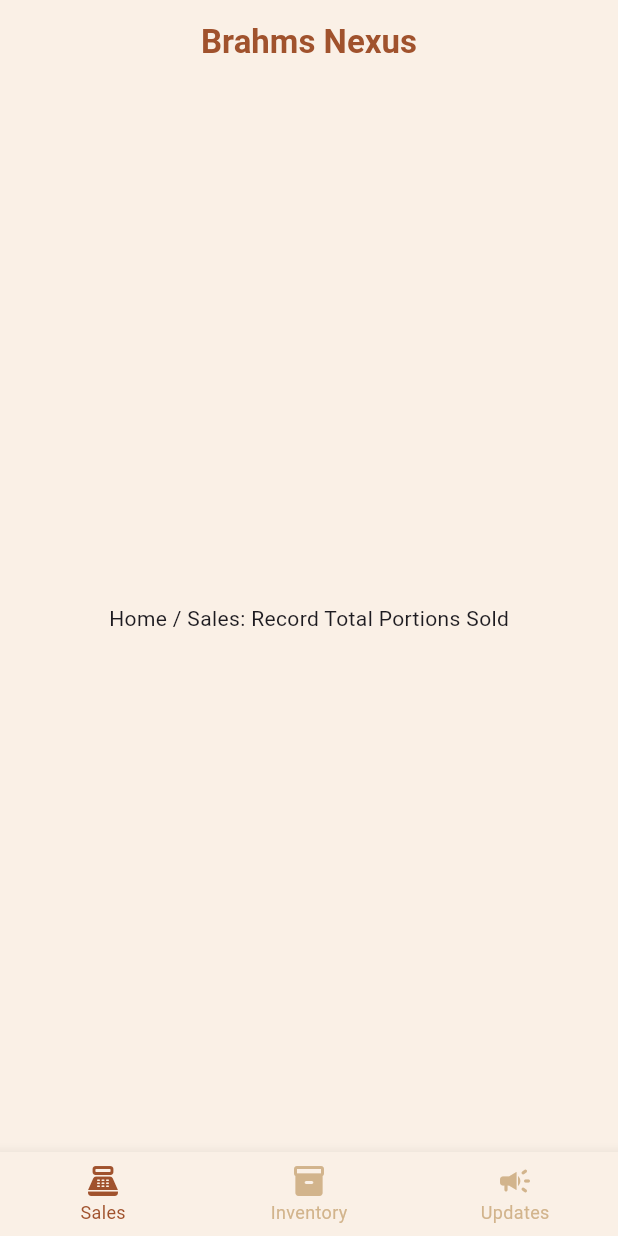
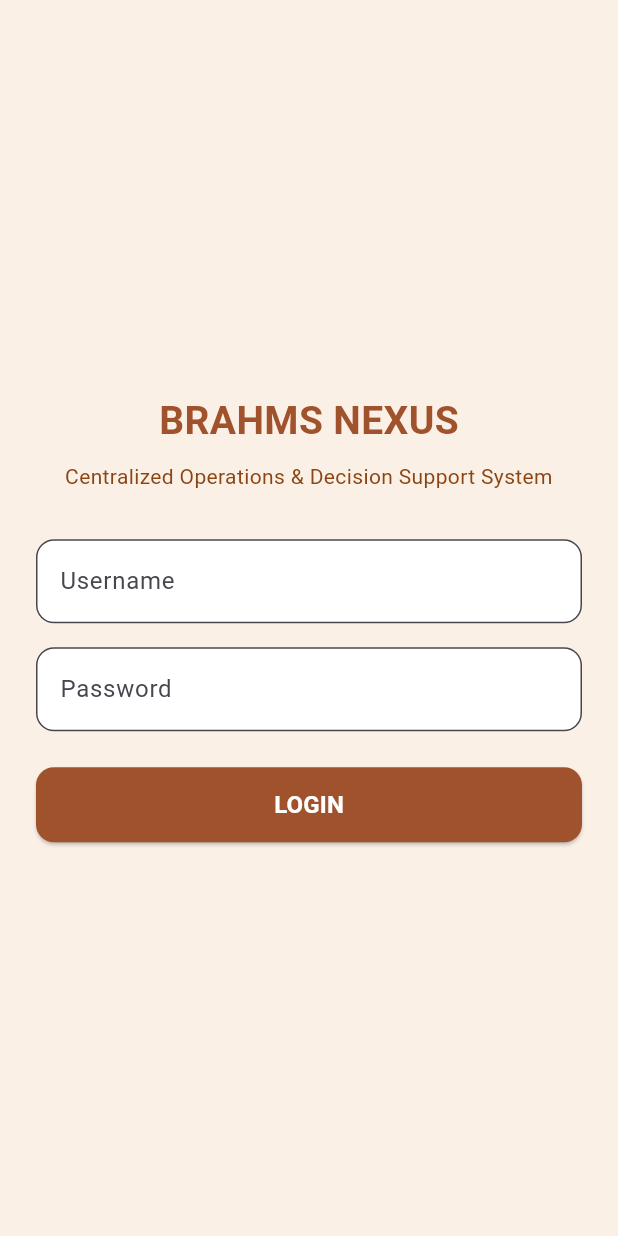
Before and after one commit to rabelasjohnlhoyd-del/BrahmsNexus, a Flutter app: the screen it shows after launch, on a phone screen of 412 x 824 dp. Run offline on Flutter 3.47's test engine with Material 3 defaults, Android fonts, the phone set to English and light mode, and no system bars.

Commit message:
login page

```diff
--- a/lib/main.dart
+++ b/lib/main.dart
@@ -1,91 +1,113 @@
 import 'package:flutter/material.dart';
 
 void main() {
-  runApp(const BrahmsNexusApp());
+  runApp(const BrahmsNexusAuthApp());
 }
 
-class BrahmsNexusApp extends StatelessWidget {
-  const BrahmsNexusApp({super.key});
+class BrahmsNexusAuthApp extends StatelessWidget {
+  const BrahmsNexusAuthApp({super.key});
 
   @override
   Widget build(BuildContext context) {
     return MaterialApp(
-      title: 'Brahms Nexus',
+      title: 'Brahms Nexus - Login',
       debugShowCheckedModeBanner: false,
       theme: ThemeData(
-        // 60% Dominant Color: Off-white/Cream para malinis at maaliwalas
-        scaffoldBackgroundColor: const Color(0xFFFAF0E6),
-        fontFamily: 'Roboto', // Pwede ninyong palitan ng iOS font tulad ng Cupertino
+        scaffoldBackgroundColor: const Color(0xFFFAF0E6), // 60% Dominant
       ),
-      home: const StaffMainScreen(),
+      home: const LoginScreen(),
     );
   }
 }
 
-class StaffMainScreen extends StatefulWidget {
-  const StaffMainScreen({super.key});
+class LoginScreen extends StatefulWidget {
+  const LoginScreen({super.key});
 
   @override
-  State<StaffMainScreen> createState() => _StaffMainScreenState();
+  State<LoginScreen> createState() => _LoginScreenState();
 }
 
-class _StaffMainScreenState extends State<StaffMainScreen> {
-  int _selectedIndex = 0;
-
-  // Ito ang mga dummy screens na papalitan ninyo ng totoong UI mamaya
-  static const List<Widget> _widgetOptions = <Widget>[
-    Center(child: Text('Home / Sales: Record Total Portions Sold')), //[cite: 5]
-    Center(child: Text('Inventory: Remaining Stocks & Restock')), //[cite: 5]
-    Center(child: Text('Announcements: Daily Updates')), //[cite: 5]
-  ];
-
-  void _onItemTapped(int index) {
-    setState(() {
-      _selectedIndex = index;
-    });
-  }
+class _LoginScreenState extends State<LoginScreen> {
+  final _usernameController = TextEditingController();
+  final _passwordController = TextEditingController();
 
   @override
   Widget build(BuildContext context) {
     return Scaffold(
-      appBar: AppBar(
-        title: const Text(
-            'Brahms Nexus',
+      body: Center(
+        child: Padding(
+          padding: const EdgeInsets.all(24.0),
+          child: SingleChildScrollView(
+            child: Column(
+              mainAxisAlignment: MainAxisAlignment.center,
+              children: [
+                const Text(
+                  'BRAHMS NEXUS',
                   style: TextStyle(
-                color: Color(0xFFA0522D), // 10% Accent Color para sa text highlights
-                fontWeight: FontWeight.bold
-            )
+                    fontSize: 26,
+                    fontWeight: FontWeight.bold,
+                    color: Color(0xFFA0522D), // 10% Accent
                   ),
-        backgroundColor: const Color(0xFFFAF0E6), // 60% Dominant Color
-        elevation: 0, // Tinanggal ang shadow para flat at iOS-look
-        centerTitle: true,
                 ),
-      body: _widgetOptions.elementAt(_selectedIndex),
-      bottomNavigationBar: BottomNavigationBar(
-        items: const <BottomNavigationBarItem>[
-          BottomNavigationBarItem(
-            icon: Icon(Icons.point_of_sale_rounded),
-            label: 'Sales',
+                const SizedBox(height: 8),
+                const Text(
+                  'Centralized Operations & Decision Support System',
+                  textAlign: TextAlign.center,
+                  style: TextStyle(fontSize: 14, color: Color(0xFF8B4513)),
                 ),
-          BottomNavigationBarItem(
-            icon: Icon(Icons.inventory_2_rounded),
-            label: 'Inventory',
+                const SizedBox(height: 32),
+
+                // Login Form Container (30% Secondary theme feel)
+                TextField(
+                  controller: _usernameController,
+                  decoration: InputDecoration(
+                    labelText: 'Username',
+                    filled: true,
+                    fillColor: Colors.white,
+                    border: OutlineInputBorder(
+                      borderRadius: BorderRadius.circular(12),
                     ),
-          BottomNavigationBarItem(
-            icon: Icon(Icons.campaign_rounded),
-            label: 'Updates',
+                  ),
+                ),
+                const SizedBox(height: 16),
+                TextField(
+                  controller: _passwordController,
+                  obscureText: true,
+                  decoration: InputDecoration(
+                    labelText: 'Password',
+                    filled: true,
+                    fillColor: Colors.white,
+                    border: OutlineInputBorder(
+                      borderRadius: BorderRadius.circular(12),
+                    ),
+                  ),
+                ),
+                const SizedBox(height: 24),
+
+                // Login Button (10% Accent Color)
+                SizedBox(
+                  width: double.infinity,
+                  height: 50,
+                  child: ElevatedButton(
+                    style: ElevatedButton.styleFrom(
+                      backgroundColor: const Color(0xFFA0522D), // 10% Accent
+                      shape: RoundedRectangleBorder(
+                        borderRadius: BorderRadius.circular(12),
+                      ),
+                    ),
+                    onPressed: () {
+                      // Dito ilalagay ang authentication logic sa Sept 14
+                    },
+                    child: const Text(
+                      'LOGIN',
+                      style: TextStyle(fontSize: 16, color: Colors.white, fontWeight: FontWeight.bold),
+                    ),
+                  ),
                 ),
               ],
-        currentIndex: _selectedIndex,
-        // Dito natin in-apply ang iOS style at 60-30-10 rules
-        backgroundColor: const Color(0xFFFAF0E6), // 60% Dominant (Background)
-        unselectedItemColor: const Color(0xFFD2B48C), // 30% Secondary (Unselected Tabs)
-        selectedItemColor: const Color(0xFFA0522D), // 10% Accent (Active Tab)
-        onTap: _onItemTapped,
-        type: BottomNavigationBarType.fixed, // Pinipigilan ang animation para stable tulad sa iOS
-        showUnselectedLabels: true,
-        selectedFontSize: 12,
-        unselectedFontSize: 12,
+            ),
+          ),
+        ),
       ),
     );
   }
```
Lines whose indentation alone changed are shown as unchanged.
